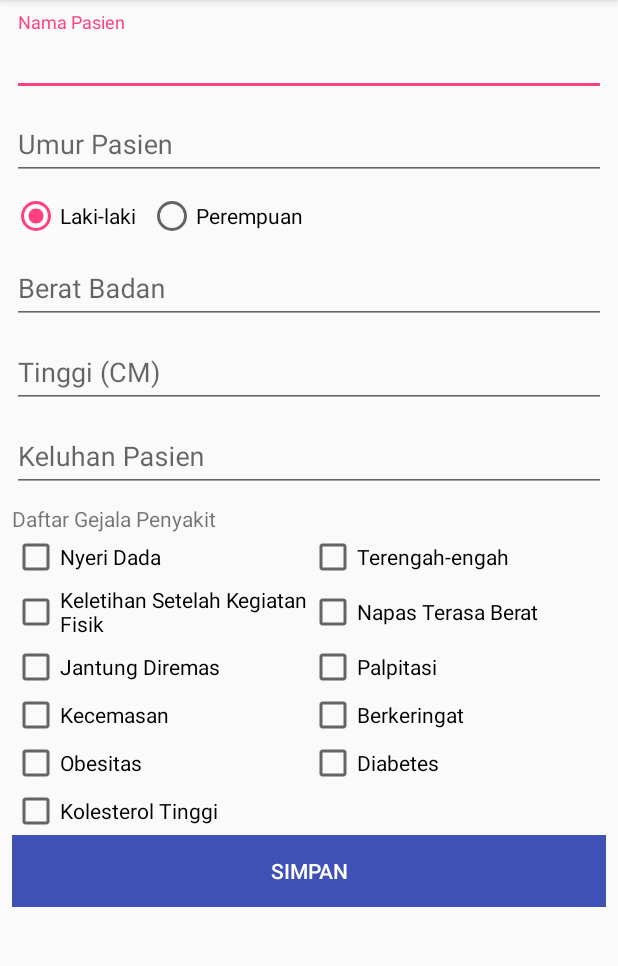
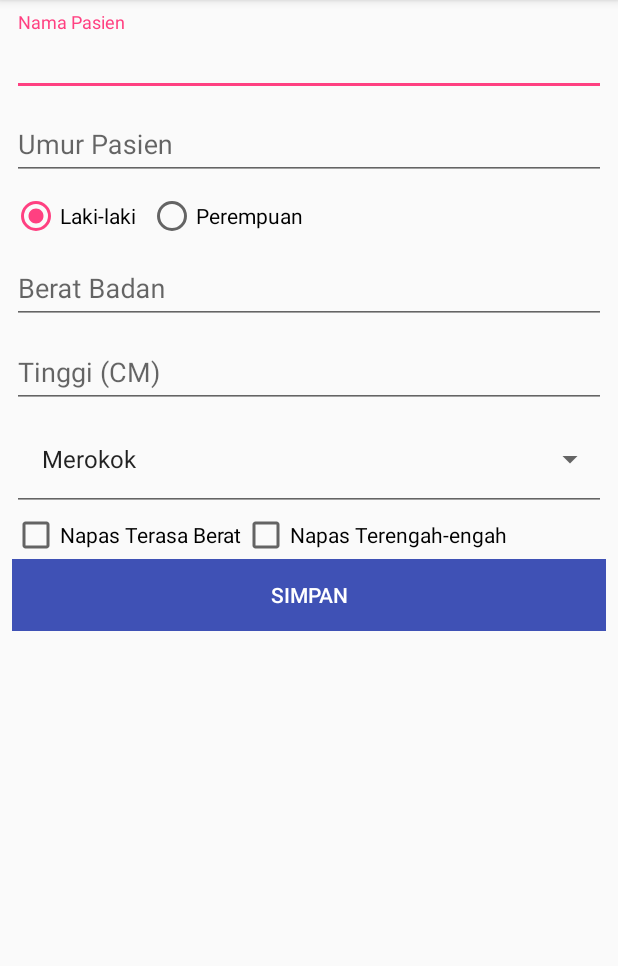
Before and after one commit to muslimmuda15/PulseHearthMonitor, an Android app: the TambahPasien screen opened directly, with no data from a screen before it, on a phone screen of 412 x 824 dp, the part 84-1050 px from its top. Run offline under Robolectric (Android 15) with nearby library versions, the phone set to English and light mode, and no system bars; 1 statement that could not run was skipped.

Commit message:
Change Keluhan To Dropdown And Modification CheckBox

```diff
--- a/app/src/main/java/erris/pulsesensor/TambahPasien.java
+++ b/app/src/main/java/erris/pulsesensor/TambahPasien.java
@@ -9,15 +9,19 @@ import android.os.Bundle;
 import android.view.Menu;
 import android.view.MenuItem;
 import android.view.View;
+import android.widget.AdapterView;
 import android.widget.ArrayAdapter;
 import android.widget.Button;
 import android.widget.CheckBox;
 import android.widget.EditText;
+import android.widget.GridLayout;
 import android.widget.RadioButton;
 import android.widget.RadioGroup;
 import android.widget.SimpleAdapter;
 import android.widget.Spinner;
 import android.widget.Toast;
+
+import java.util.ArrayList;
 
 import erris.pulsesensor.database.PasienTable;
 import erris.pulsesensor.kmeans.Kmeans;
@@ -26,11 +30,14 @@ import erris.pulsesensor.models.Pasien;
 public class TambahPasien extends AppCompatActivity {
     Context context = this;
 
-    EditText txtNama, txtUmur, txtTinggi, txtBB, txtKeluhan;
+    EditText txtNama, txtUmur, txtTinggi, txtBB;
+    Spinner txtKeluhan;
     CheckBox chkX1, chkX2, chkX3, chkX4, chkX5, chkX6, chkX7, chkX8, chkX9, chkX10, chkX11;
     RadioGroup kelamin;
     RadioButton laki, perempuan;
     Button btnSimpan, btnHapus;
+    ArrayList<String> keluhanList;
+    GridLayout contentKeluhan;
 
     int id;
     int nilai_pjk, nilai_pja;
@@ -58,7 +65,8 @@ public class TambahPasien extends AppCompatActivity {
         txtUmur.setText(String.valueOf(pasien.getUmur()));
         txtTinggi.setText(String.valueOf(pasien.getTinggi()));
         txtBB.setText(String.valueOf(pasien.getBb()));
-        txtKeluhan.setText(pasien.getKeluhan());
+//        txtKeluhan.setText(pasien.getKeluhan());
+        txtKeluhan.setSelection(keluhanList.indexOf(pasien.getKeluhan()));
 
         if ( pasien.getX1() == 1 )
             chkX1.setChecked(true);
@@ -89,22 +97,54 @@ public class TambahPasien extends AppCompatActivity {
         txtUmur    = (EditText) findViewById(R.id.txtUmurPasien);
         txtTinggi  = (EditText) findViewById(R.id.txtTinggiPasien);
         txtBB      = (EditText) findViewById(R.id.txtBbPasien);
-        txtKeluhan = (EditText) findViewById(R.id.txtKeluhanPasien);
+        txtKeluhan = (Spinner) findViewById(R.id.txtKeluhanPasien);
         kelamin = (RadioGroup) findViewById(R.id.kelamin);
         laki = (RadioButton) findViewById(R.id.laki);
         perempuan = (RadioButton) findViewById(R.id.perempuan);
 
-        chkX1     = (CheckBox) findViewById(R.id.chkX1);
-        chkX2     = (CheckBox) findViewById(R.id.chkX2);
-        chkX3     = (CheckBox) findViewById(R.id.chkX3);
-        chkX4     = (CheckBox) findViewById(R.id.chkX4);
-        chkX5     = (CheckBox) findViewById(R.id.chkX5);
-        chkX6     = (CheckBox) findViewById(R.id.chkX6);
-        chkX7     = (CheckBox) findViewById(R.id.chkX7);
-        chkX8     = (CheckBox) findViewById(R.id.chkX8);
-        chkX9     = (CheckBox) findViewById(R.id.chkX9);
-        chkX10    = (CheckBox) findViewById(R.id.chkX10);
-        chkX11    = (CheckBox) findViewById(R.id.chkX11);
+        chkX1 = new CheckBox(context);
+        chkX2 = new CheckBox(context);
+        chkX3 = new CheckBox(context);
+        chkX4 = new CheckBox(context);
+        chkX5 = new CheckBox(context);
+        chkX6 = new CheckBox(context);
+        chkX7 = new CheckBox(context);
+        chkX8 = new CheckBox(context);
+        chkX9 = new CheckBox(context);
+        chkX10 = new CheckBox(context);
+        chkX11 = new CheckBox(context);
+
+        keluhanList = new ArrayList<String>();
+        keluhanList.add("Merokok");
+        keluhanList.add("Diabetes");
+        keluhanList.add("Dislipidemia");
+        keluhanList.add("Hipertensi");
+
+        ArrayAdapter adapter = new ArrayAdapter(context, android.R.layout.simple_list_item_1, keluhanList);
+        txtKeluhan.setAdapter(adapter);
+
+        contentKeluhan = (GridLayout) findViewById(R.id.contentKeluhan);
+
+        chkX4 = new CheckBox(context);
+        chkX4.setText("Napas Terasa Berat");
+        contentKeluhan.addView(chkX4);
+
+        chkX2 = new CheckBox(context);
+        chkX2.setText("Napas Terengah-engah");
+        contentKeluhan.addView(chkX2);
+
+
+//        chkX1     = (CheckBox) findViewById(R.id.chkX1);
+//        chkX2     = (CheckBox) findViewById(R.id.chkX2);
+//        chkX3     = (CheckBox) findViewById(R.id.chkX3);
+//        chkX4     = (CheckBox) findViewById(R.id.chkX4);
+//        chkX5     = (CheckBox) findViewById(R.id.chkX5);
+//        chkX6     = (CheckBox) findViewById(R.id.chkX6);
+//        chkX7     = (CheckBox) findViewById(R.id.chkX7);
+//        chkX8     = (CheckBox) findViewById(R.id.chkX8);
+//        chkX9     = (CheckBox) findViewById(R.id.chkX9);
+//        chkX10    = (CheckBox) findViewById(R.id.chkX10);
+//        chkX11    = (CheckBox) findViewById(R.id.chkX11);
 
         laki.setChecked(true);
 
@@ -116,6 +156,56 @@ public class TambahPasien extends AppCompatActivity {
 
         btnSimpan.setOnClickListener(new ButtonSimpanListener());
         btnHapus.setOnClickListener(new ButtonHapusListener());
+        txtKeluhan.setOnItemSelectedListener(new KeluhanChangeListener());
+    }
+
+    private class KeluhanChangeListener implements AdapterView.OnItemSelectedListener{
+        @Override
+        public void onItemSelected(AdapterView<?> parentView, View selectedItemView, int position, long id) {
+            contentKeluhan.removeAllViews();
+            switch(position){
+                case 0:{
+                    chkX4 = new CheckBox(context);
+                    chkX4.setText("Napas Terasa Berat");
+                    contentKeluhan.addView(chkX4);
+
+                    chkX2 = new CheckBox(context);
+                    chkX2.setText("Napas Terengah-engah");
+                    contentKeluhan.addView(chkX2);
+                    break;
+                }
+                case 1:{
+                    chkX10 = new CheckBox(context);
+                    chkX10.setText("Diabetes");
+                    contentKeluhan.addView(chkX10);
+                    break;
+                }
+                case 2:{
+                    chkX11 = new CheckBox(context);
+                    chkX11.setText("Kolesterol Tinggi");
+                    contentKeluhan.addView(chkX11);
+                    break;
+                }
+                case 3:{
+                    chkX7 = new CheckBox(context);
+                    chkX7.setText("Kecemasan");
+                    contentKeluhan.addView(chkX7);
+
+                    chkX6 = new CheckBox(context);
+                    chkX6.setText("Kecemasan");
+                    contentKeluhan.addView(chkX6);
+                    break;
+                }
+                default: {
+                    break;
+                }
+            }
+        }
+
+        @Override
+        public void onNothingSelected(AdapterView<?> parentView) {
+            // your code here
+        }
     }
 
     private class ButtonSimpanListener implements View.OnClickListener {
@@ -127,7 +217,7 @@ public class TambahPasien extends AppCompatActivity {
                 pasienTable.delete(id);
             }
 
-            if ( txtNama.getText().toString().equals("") || txtUmur.getText().toString().equals("") || txtTinggi.getText().toString().equals("") || txtBB.getText().toString().equals("") || txtKeluhan.getText().toString().equals("") ) {
+            if ( txtNama.getText().toString().equals("") || txtUmur.getText().toString().equals("") || txtTinggi.getText().toString().equals("") || txtBB.getText().toString().equals("") || txtKeluhan.getSelectedItem().toString().equals("") ) {
                 Toast.makeText(getBaseContext(), "Silahkan lengkapi form terlebih dahulu", Toast.LENGTH_SHORT).show();
                 return;
             }
@@ -142,7 +232,7 @@ public class TambahPasien extends AppCompatActivity {
             String jenisKelamin = "";
             int tinggi     = Integer.valueOf(txtTinggi.getText().toString());
             int bb         = Integer.valueOf(txtBB.getText().toString());
-            String keluhan = txtKeluhan.getText().toString();
+            String keluhan = txtKeluhan.getSelectedItem().toString();
 
             if(laki.isChecked()){
                 jenisKelamin = "L";
--- a/app/src/main/res/layout/activity_tambah_pasien.xml
+++ b/app/src/main/res/layout/activity_tambah_pasien.xml
@@ -89,191 +89,207 @@
                     android:singleLine="true" />
             </android.support.design.widget.TextInputLayout>
 
-            <android.support.design.widget.TextInputLayout
+            <Spinner
+                android:id="@+id/txtKeluhanPasien"
+                android:layout_width="match_parent"
+                android:layout_height="wrap_content"
+                android:spinnerMode="dropdown"
+                style="@style/Base.Widget.AppCompat.Spinner.Underlined">
+
+            </Spinner>
+
+            <GridLayout
+                android:id="@+id/contentKeluhan"
                 android:layout_width="match_parent"
                 android:layout_height="wrap_content">
 
-                <android.support.design.widget.TextInputEditText
-                    android:id="@+id/txtKeluhanPasien"
-                    android:layout_width="match_parent"
-                    android:layout_height="wrap_content"
-                    android:hint="Keluhan Pasien"
-                    android:singleLine="true" />
-            </android.support.design.widget.TextInputLayout>
+            </GridLayout>
 
-            <TableLayout
-                android:layout_width="match_parent"
-                android:layout_height="match_parent"
-                android:layout_marginTop="8dp">
+            <!--<android.support.design.widget.TextInputLayout-->
+                <!--android:layout_width="match_parent"-->
+                <!--android:layout_height="wrap_content">-->
 
-                <TableRow
-                    android:layout_width="match_parent"
-                    android:layout_height="match_parent">
+                <!--<android.support.design.widget.TextInputEditText-->
+                    <!--android:id="@+id/txtKeluhanPasien"-->
+                    <!--android:layout_width="match_parent"-->
+                    <!--android:layout_height="wrap_content"-->
+                    <!--android:hint="Keluhan Pasien"-->
+                    <!--android:singleLine="true" />-->
+            <!--</android.support.design.widget.TextInputLayout>-->
+            <!---->
+            <!--<TableLayout-->
+                <!--android:layout_width="match_parent"-->
+                <!--android:layout_height="match_parent"-->
+                <!--android:layout_marginTop="8dp">-->
 
-                    <LinearLayout
-                        android:layout_width="match_parent"
-                        android:layout_height="match_parent"
-                        android:orientation="vertical">
+                <!--<TableRow-->
+                    <!--android:layout_width="match_parent"-->
+                    <!--android:layout_height="match_parent">-->
 
-                        <TextView
-                            android:id="@+id/textView11"
-                            android:layout_width="match_parent"
-                            android:layout_height="wrap_content"
-                            android:text="Daftar Gejala Penyakit" />
-                    </LinearLayout>
-                </TableRow>
+                    <!--<LinearLayout-->
+                        <!--android:layout_width="match_parent"-->
+                        <!--android:layout_height="match_parent"-->
+                        <!--android:orientation="vertical">-->
 
-                <TableRow
-                    android:layout_width="match_parent"
-                    android:layout_height="match_parent">
+                        <!--<TextView-->
+                            <!--android:id="@+id/textView11"-->
+                            <!--android:layout_width="match_parent"-->
+                            <!--android:layout_height="wrap_content"-->
+                            <!--android:text="Daftar Gejala Penyakit" />-->
+                    <!--</LinearLayout>-->
+                <!--</TableRow>-->
 
-                    <LinearLayout
-                        android:layout_width="match_parent"
-                        android:layout_height="match_parent"
-                        android:layout_gravity="top"
-                        android:layout_weight="1"
-                        android:orientation="horizontal">
+                <!--<TableRow-->
+                    <!--android:layout_width="match_parent"-->
+                    <!--android:layout_height="match_parent">-->
 
-                        <CheckBox
-                            android:id="@+id/chkX1"
-                            android:layout_width="0dp"
-                            android:layout_height="wrap_content"
-                            android:layout_weight="1"
-                            android:text="Nyeri Dada" />
+                    <!--<LinearLayout-->
+                        <!--android:layout_width="match_parent"-->
+                        <!--android:layout_height="match_parent"-->
+                        <!--android:layout_gravity="top"-->
+                        <!--android:layout_weight="1"-->
+                        <!--android:orientation="horizontal">-->
 
-                        <CheckBox
-                            android:id="@+id/chkX2"
-                            android:layout_width="0dp"
-                            android:layout_height="wrap_content"
-                            android:layout_weight="1"
-                            android:text="Terengah-engah" />
-                    </LinearLayout>
-                </TableRow>
+                        <!--<CheckBox-->
+                            <!--android:id="@+id/chkX1"-->
+                            <!--android:layout_width="0dp"-->
+                            <!--android:layout_height="wrap_content"-->
+                            <!--android:layout_weight="1"-->
+                            <!--android:text="Nyeri Dada" />-->
 
-                <TableRow
-                    android:layout_width="match_parent"
-                    android:layout_height="wrap_content">
+                        <!--<CheckBox-->
+                            <!--android:id="@+id/chkX2"-->
+                            <!--android:layout_width="0dp"-->
+                            <!--android:layout_height="wrap_content"-->
+                            <!--android:layout_weight="1"-->
+                            <!--android:text="Terengah-engah" />-->
+                    <!--</LinearLayout>-->
+                <!--</TableRow>-->
 
-                    <LinearLayout
-                        android:layout_width="match_parent"
-                        android:layout_height="wrap_content"
-                        android:layout_weight="1"
-                        android:orientation="horizontal">
+                <!--<TableRow-->
+                    <!--android:layout_width="match_parent"-->
+                    <!--android:layout_height="wrap_content">-->
 
-                        <CheckBox
-                            android:id="@+id/chkX3"
-                            android:layout_width="0dp"
-                            android:layout_height="match_parent"
-                            android:layout_weight="1"
-                            android:text="Keletihan Setelah Kegiatan Fisik" />
+                    <!--<LinearLayout-->
+                        <!--android:layout_width="match_parent"-->
+                        <!--android:layout_height="wrap_content"-->
+                        <!--android:layout_weight="1"-->
+                        <!--android:orientation="horizontal">-->
 
-                        <CheckBox
-                            android:id="@+id/chkX4"
-                            android:layout_width="0dp"
-                            android:layout_height="match_parent"
-                            android:layout_weight="1"
-                            android:text="Napas Terasa Berat" />
-                    </LinearLayout>
-                </TableRow>
+                        <!--<CheckBox-->
+                            <!--android:id="@+id/chkX3"-->
+                            <!--android:layout_width="0dp"-->
+                            <!--android:layout_height="match_parent"-->
+                            <!--android:layout_weight="1"-->
+                            <!--android:text="Keletihan Setelah Kegiatan Fisik" />-->
 
-                <TableRow
-                    android:layout_width="match_parent"
-                    android:layout_height="match_parent">
+                        <!--<CheckBox-->
+                            <!--android:id="@+id/chkX4"-->
+                            <!--android:layout_width="0dp"-->
+                            <!--android:layout_height="match_parent"-->
+                            <!--android:layout_weight="1"-->
+                            <!--android:text="Napas Terasa Berat" />-->
+                    <!--</LinearLayout>-->
+                <!--</TableRow>-->
 
-                    <LinearLayout
-                        android:layout_width="match_parent"
-                        android:layout_height="match_parent"
-                        android:layout_weight="1"
-                        android:orientation="horizontal">
+                <!--<TableRow-->
+                    <!--android:layout_width="match_parent"-->
+                    <!--android:layout_height="match_parent">-->
 
-                        <CheckBox
-                            android:id="@+id/chkX5"
-                            android:layout_width="0dp"
-                            android:layout_height="wrap_content"
-                            android:layout_weight="1"
-                            android:text="Jantung Diremas" />
+                    <!--<LinearLayout-->
+                        <!--android:layout_width="match_parent"-->
+                        <!--android:layout_height="match_parent"-->
+                        <!--android:layout_weight="1"-->
+                        <!--android:orientation="horizontal">-->
 
-                        <CheckBox
-                            android:id="@+id/chkX6"
-                            android:layout_width="0dp"
-                            android:layout_height="wrap_content"
-                            android:layout_weight="1"
-                            android:text="Palpitasi" />
-                    </LinearLayout>
-                </TableRow>
+                        <!--<CheckBox-->
+                            <!--android:id="@+id/chkX5"-->
+                            <!--android:layout_width="0dp"-->
+                            <!--android:layout_height="wrap_content"-->
+                            <!--android:layout_weight="1"-->
+                            <!--android:text="Jantung Diremas" />-->
 
-                <TableRow
-                    android:layout_width="match_parent"
-                    android:layout_height="match_parent">
+                        <!--<CheckBox-->
+                            <!--android:id="@+id/chkX6"-->
+                            <!--android:layout_width="0dp"-->
+                            <!--android:layout_height="wrap_content"-->
+                            <!--android:layout_weight="1"-->
+                            <!--android:text="Palpitasi" />-->
+                    <!--</LinearLayout>-->
+                <!--</TableRow>-->
 
-                    <LinearLayout
-                        android:layout_width="match_parent"
-                        android:layout_height="match_parent"
-                        android:layout_weight="1"
-                        android:orientation="horizontal">
+                <!--<TableRow-->
+                    <!--android:layout_width="match_parent"-->
+                    <!--android:layout_height="match_parent">-->
 
-                        <CheckBox
-                            android:id="@+id/chkX7"
-                            android:layout_width="0dp"
-                            android:layout_height="wrap_content"
-                            android:layout_weight="1"
-                            android:text="Kecemasan" />
+                    <!--<LinearLayout-->
+                        <!--android:layout_width="match_parent"-->
+                        <!--android:layout_height="match_parent"-->
+                        <!--android:layout_weight="1"-->
+                        <!--android:orientation="horizontal">-->
 
-                        <CheckBox
-                            android:id="@+id/chkX8"
-                            android:layout_width="0dp"
-                            android:layout_height="wrap_content"
-                            android:layout_weight="1"
-                            android:text="Berkeringat" />
-                    </LinearLayout>
-                </TableRow>
+                        <!--<CheckBox-->
+                            <!--android:id="@+id/chkX7"-->
+                            <!--android:layout_width="0dp"-->
+                            <!--android:layout_height="wrap_content"-->
+                            <!--android:layout_weight="1"-->
+                            <!--android:text="Kecemasan" />-->
 
-                <TableRow
-                    android:layout_width="match_parent"
-                    android:layout_height="match_parent">
+                        <!--<CheckBox-->
+                            <!--android:id="@+id/chkX8"-->
+                            <!--android:layout_width="0dp"-->
+                            <!--android:layout_height="wrap_content"-->
+                            <!--android:layout_weight="1"-->
+                            <!--android:text="Berkeringat" />-->
+                    <!--</LinearLayout>-->
+                <!--</TableRow>-->
 
-                    <LinearLayout
-                        android:layout_width="match_parent"
-                        android:layout_height="match_parent"
-                        android:layout_weight="1"
-                        android:orientation="horizontal">
+                <!--<TableRow-->
+                    <!--android:layout_width="match_parent"-->
+                    <!--android:layout_height="match_parent">-->
 
-                        <CheckBox
-                            android:id="@+id/chkX9"
-                            android:layout_width="0dp"
-                            android:layout_height="wrap_content"
-                            android:layout_weight="1"
-                            android:text="Obesitas" />
+                    <!--<LinearLayout-->
+                        <!--android:layout_width="match_parent"-->
+                        <!--android:layout_height="match_parent"-->
+                        <!--android:layout_weight="1"-->
+                        <!--android:orientation="horizontal">-->
 
-                        <CheckBox
-                            android:id="@+id/chkX10"
-                            android:layout_width="0dp"
-                            android:layout_height="wrap_content"
-                            android:layout_weight="1"
-                            android:text="Diabetes" />
-                    </LinearLayout>
-                </TableRow>
+                        <!--<CheckBox-->
+                            <!--android:id="@+id/chkX9"-->
+                            <!--android:layout_width="0dp"-->
+                            <!--android:layout_height="wrap_content"-->
+                            <!--android:layout_weight="1"-->
+                            <!--android:text="Obesitas" />-->
 
-                <TableRow
-                    android:layout_width="match_parent"
-                    android:layout_height="match_parent">
+                        <!--<CheckBox-->
+                            <!--android:id="@+id/chkX10"-->
+                            <!--android:layout_width="0dp"-->
+                            <!--android:layout_height="wrap_content"-->
+                            <!--android:layout_weight="1"-->
+                            <!--android:text="Diabetes" />-->
+                    <!--</LinearLayout>-->
+                <!--</TableRow>-->
 
-                    <LinearLayout
-                        android:layout_width="match_parent"
-                        android:layout_height="match_parent"
-                        android:layout_weight="1"
-                        android:orientation="horizontal">
+                <!--<TableRow-->
+                    <!--android:layout_width="match_parent"-->
+                    <!--android:layout_height="match_parent">-->
 
-                        <CheckBox
-                            android:id="@+id/chkX11"
-                            android:layout_width="0dp"
-                            android:layout_height="wrap_content"
-                            android:layout_weight="1"
-                            android:text="Kolesterol Tinggi" />
+                    <!--<LinearLayout-->
+                        <!--android:layout_width="match_parent"-->
+                        <!--android:layout_height="match_parent"-->
+                        <!--android:layout_weight="1"-->
+                        <!--android:orientation="horizontal">-->
 
-                    </LinearLayout>
-                </TableRow>
-            </TableLayout>
+                        <!--<CheckBox-->
+                            <!--android:id="@+id/chkX11"-->
+                            <!--android:layout_width="0dp"-->
+                            <!--android:layout_height="wrap_content"-->
+                            <!--android:layout_weight="1"-->
+                            <!--android:text="Kolesterol Tinggi" />-->
+
+                    <!--</LinearLayout>-->
+                <!--</TableRow>-->
+            <!--</TableLayout>-->
 
             <LinearLayout
                 android:layout_width="match_parent"
```
